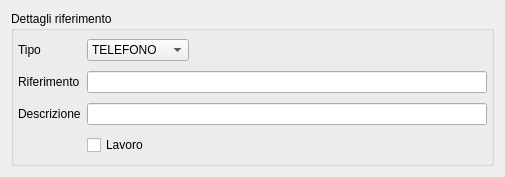
Qt form src/com/axiastudio/suite/anagrafiche/forms/riferimento.ui (tizianolattisi/suitegda) before a commit.
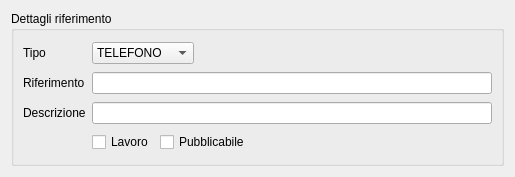
The same form after that commit.

Commit message: Flag 'pubblicabile' (usato x pubblicazione in internet) su riferimento soggetto

What changed in the file:
```diff
--- a/src/com/axiastudio/suite/anagrafiche/forms/riferimento.ui
+++ b/src/com/axiastudio/suite/anagrafiche/forms/riferimento.ui
@@ -20,13 +20,10 @@
       <string>Dettagli riferimento</string>
      </property>
      <layout class="QGridLayout" name="gridLayout">
-      <property name="margin">
-       <number>4</number>
-      </property>
-      <item row="4" column="0">
-       <widget class="QLabel" name="label_3">
+      <item row="0" column="0">
+       <widget class="QLabel" name="label">
         <property name="text">
-         <string>Descrizione</string>
+         <string>Tipo</string>
         </property>
        </widget>
       </item>
@@ -72,30 +69,6 @@
         </item>
        </widget>
       </item>
-      <item row="0" column="0">
-       <widget class="QLabel" name="label">
-        <property name="text">
-         <string>Tipo</string>
-        </property>
-       </widget>
-      </item>
-      <item row="5" column="1">
-       <widget class="QCheckBox" name="checkBoxLavoro">
-        <property name="text">
-         <string>Lavoro</string>
-        </property>
-        <property name="column" stdset="0">
-         <string>lavoro</string>
-        </property>
-       </widget>
-      </item>
-      <item row="1" column="0">
-       <widget class="QLabel" name="label_2">
-        <property name="text">
-         <string>Riferimento</string>
-        </property>
-       </widget>
-      </item>
       <item row="0" column="2">
        <spacer name="horizontalSpacer">
         <property name="orientation">
@@ -109,6 +82,13 @@
         </property>
        </spacer>
       </item>
+      <item row="1" column="0">
+       <widget class="QLabel" name="label_2">
+        <property name="text">
+         <string>Riferimento</string>
+        </property>
+       </widget>
+      </item>
       <item row="1" column="1" colspan="2">
        <widget class="QLineEdit" name="lineEdit">
         <property name="minimumSize">
@@ -122,7 +102,14 @@
         </property>
        </widget>
       </item>
-      <item row="4" column="1" colspan="2">
+      <item row="2" column="0">
+       <widget class="QLabel" name="label_3">
+        <property name="text">
+         <string>Descrizione</string>
+        </property>
+       </widget>
+      </item>
+      <item row="2" column="1" colspan="2">
        <widget class="QLineEdit" name="lineEdit_2">
         <property name="minimumSize">
          <size>
@@ -135,6 +122,43 @@
         </property>
        </widget>
       </item>
+      <item row="3" column="1" colspan="2">
+       <layout class="QHBoxLayout" name="horizontalLayout">
+        <item>
+         <widget class="QCheckBox" name="checkBoxLavoro">
+          <property name="text">
+           <string>Lavoro</string>
+          </property>
+          <property name="column" stdset="0">
+           <string>lavoro</string>
+          </property>
+         </widget>
+        </item>
+        <item>
+         <widget class="QCheckBox" name="checkBoxPubblicabile">
+          <property name="text">
+           <string>Pubblicabile</string>
+          </property>
+          <property name="column" stdset="0">
+           <string>pubblicabile</string>
+          </property>
+         </widget>
+        </item>
+        <item>
+         <spacer name="horizontalSpacer_2">
+          <property name="orientation">
+           <enum>Qt::Horizontal</enum>
+          </property>
+          <property name="sizeHint" stdset="0">
+           <size>
+            <width>40</width>
+            <height>20</height>
+           </size>
+          </property>
+         </spacer>
+        </item>
+       </layout>
+      </item>
      </layout>
     </widget>
    </item>
```
The commit also changes 3 other files.
